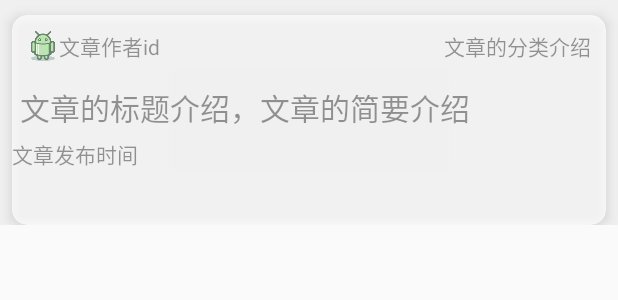
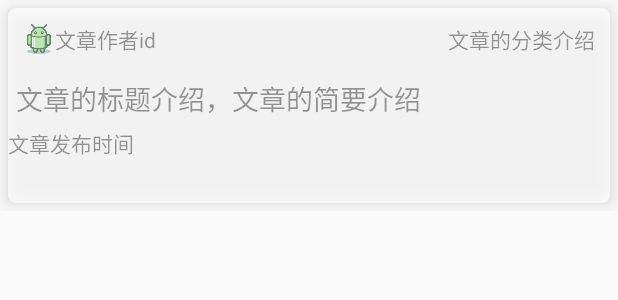
Before and after one commit to WZR-OriginDream/makerandroid, an Android app: the layout artcile_item_card.xml on its own in the app's theme, with its tools: preview values and no code run, on a phone screen of 412 x 824 dp. Shown: the top 300 px of the screen. Run offline under Robolectric (Android 15) with nearby library versions, the phone set to English and light mode, and no system bars.

Commit message:
android更新

```diff
--- a/app/src/main/res/layout/artcile_item_card.xml
+++ b/app/src/main/res/layout/artcile_item_card.xml
@@ -2,20 +2,16 @@
 <RelativeLayout xmlns:android="http://schemas.android.com/apk/res/android"
     xmlns:app="http://schemas.android.com/apk/res-auto"
     android:layout_width="match_parent"
-    android:layout_height="wrap_content"
-    android:background="@color/back_gray">
+    android:layout_height="wrap_content">
 
     <android.support.v7.widget.CardView
         android:id="@+id/view_card"
         android:layout_width="match_parent"
-        android:layout_height="140dp"
-        android:layout_marginLeft="8dp"
-        android:layout_marginTop="10dp"
-        android:layout_marginRight="8dp"
+        android:layout_height="130dp"
+        android:layout_margin="5dp"
         android:alpha="0.7"
-        app:cardBackgroundColor="@color/white"
-        app:cardCornerRadius="10dp"
-        app:cardElevation="5dp">
+        app:cardCornerRadius="5dp"
+        app:cardElevation="8dp">
 
         <RelativeLayout
             android:layout_width="match_parent"
@@ -30,13 +26,12 @@
                 android:text="文章作者id" />
 
             <TextView
+                android:id="@+id/tv_top_article_kind"
                 android:layout_width="wrap_content"
                 android:layout_height="wrap_content"
                 android:layout_alignParentRight="true"
                 android:layout_margin="10dp"
-                android:text="文章的分类介绍"
-                android:id="@+id/tv_top_article_kind"
-                />
+                android:text="文章的分类介绍" />
 
             <TextView
                 android:id="@+id/tv_top_article_title"
@@ -45,7 +40,7 @@
                 android:layout_below="@id/tv_top_article_author"
                 android:layout_margin="5dp"
                 android:text="文章的标题介绍，文章的简要介绍"
-                android:textSize="20dp" />
+                android:textSize="18dp" />
 
             <TextView
                 android:id="@+id/tv_top_article_time"
```
Also changed, not shown: app/src/main/res/layout/fragment_main.xml (+7 -3 lines), app/src/main/res/layout/title.xml (+14 -15 lines).
